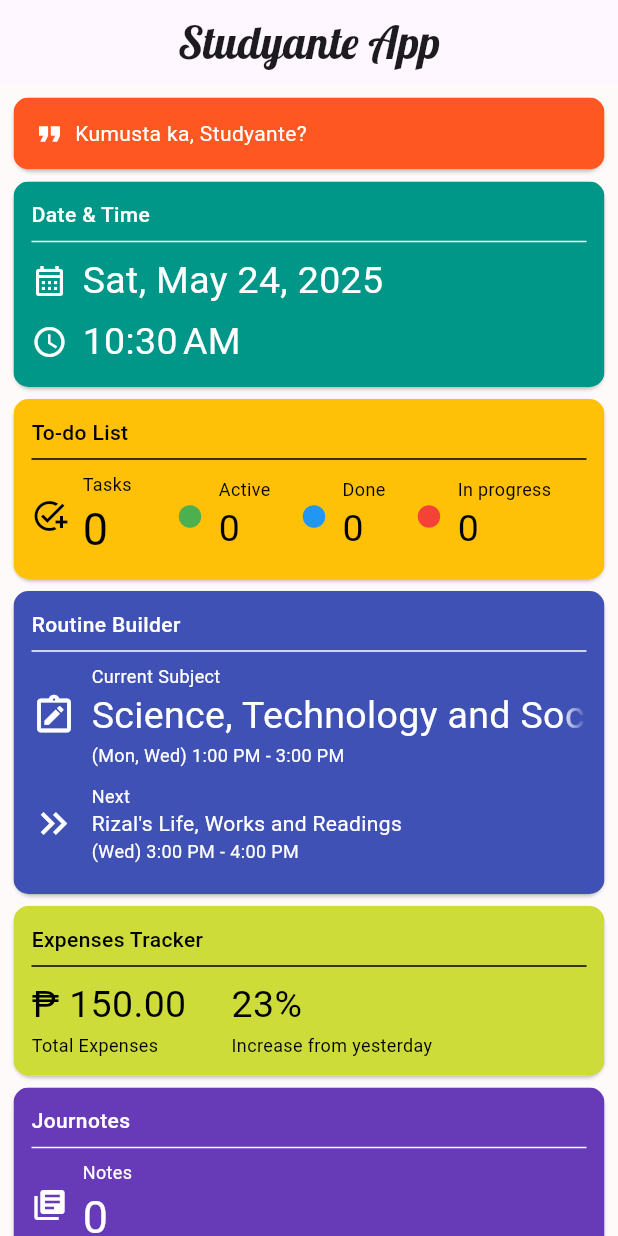
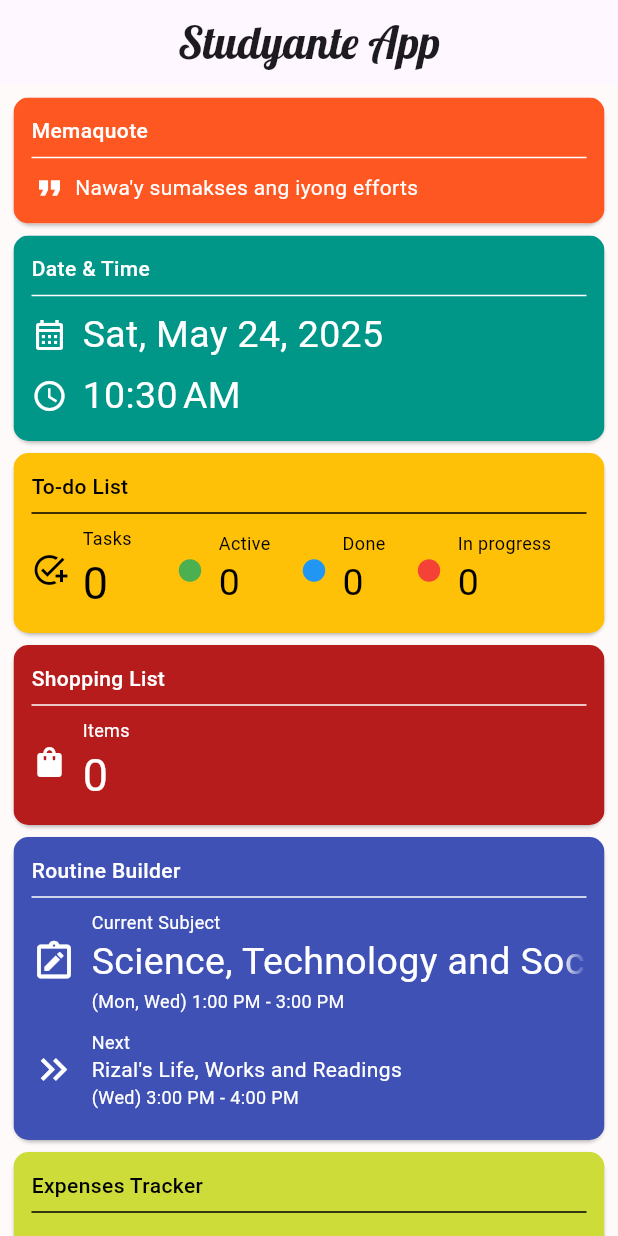
Before and after one commit to olopsc-rxaliman/studyante, a Flutter app: the screen it shows after launch, on a phone screen of 412 x 824 dp. Run offline on Flutter 3.47's test engine with Material 3 defaults, Android fonts, the phone set to English and light mode, and no system bars; our stand-ins replace animated_list_plus, hive_flutter; missing offline and left inert: keep_screen_on; accounts and stored records are empty.

Commit message:
Added shopping list, some UI fixes

```diff
--- a/lib/components/memaquote/memaquote_widget.dart
+++ b/lib/components/memaquote/memaquote_widget.dart
@@ -7,6 +7,8 @@ final List<String> memaQuotes = [
   "Kakayanin mo 'to! Ikaw pa?",
   "Keri pa ba today? Keri yan!",
   "Go lang nang go, besh!",
+  "Nawa'y sumakses ang iyong efforts",
+  "\"A person who thinks all the time has nothing to think about except thoughts.\" (Alan Watts)",
 ];
 
 class MemaQuoteWidget extends StatelessWidget {
@@ -16,6 +18,7 @@ class MemaQuoteWidget extends StatelessWidget {
   Widget build(BuildContext context) {
     return BaseWidget(
       backgroundColor: Colors.deepOrange,
+      title: "Memaquote",
       child: Row(
         children: [
           const Icon(
@@ -23,10 +26,12 @@ class MemaQuoteWidget extends StatelessWidget {
             color: Colors.white,
           ),
           const SizedBox(width: 5),
-          Text(
-            memaQuotes[Random().nextInt(memaQuotes.length)],
-            style: const TextStyle(
-              color: Colors.white,
+          Expanded(
+            child: Text(
+              memaQuotes[Random().nextInt(memaQuotes.length)],
+              style: const TextStyle(
+                color: Colors.white,
+              ),
             ),
           ),
         ],
--- a/lib/components/routinebuilder/routinebuilder_add_modify_routine.dart
+++ b/lib/components/routinebuilder/routinebuilder_add_modify_routine.dart
@@ -1,6 +1,6 @@
 import "package:flutter/material.dart";
-import "package:studyante/hive/hive_constants.dart";
-import "package:studyante/hive/hive_routinebuilder_functions.dart";
+import "package:studyante/services/hive/hive_constants.dart";
+import "package:studyante/services/hive/hive_routinebuilder_functions.dart";
 
 class RoutineBuilderAddModifyRoutinePage extends StatefulWidget {
   final Map? routine;
--- a/lib/components/routinebuilder/routinebuilder_tabview.dart
+++ b/lib/components/routinebuilder/routinebuilder_tabview.dart
@@ -1,5 +1,5 @@
 import "package:flutter/material.dart";
-import "package:studyante/hive/hive_constants.dart";
+import "package:studyante/services/hive/hive_constants.dart";
 
 class RoutineBuilderTabView extends StatelessWidget {
   final List routineList;
--- /dev/null
+++ b/lib/components/shoppinglist/shoppinglist_widget.dart
@@ -0,0 +1,71 @@
+import "dart:async";
+
+import "package:flutter/material.dart";
+import "package:studyante/components/base_widget.dart";
+import "package:studyante/pages/shoppinglist_page.dart";
+import "package:studyante/services/hive/hive_shoppinglist_functions.dart";
+
+class ShoppinglistWidget extends StatelessWidget {
+  const ShoppinglistWidget({
+    super.key,
+  });
+
+  @override
+  Widget build(BuildContext context) {
+    return StreamBuilder(
+      stream: Stream.periodic(const Duration(milliseconds: 500)),
+      builder: (context, snapshot) {
+        String shoppingItemCount =
+            ShoppingListHiveFunctions.getAllItems().length.toString();
+
+        return BaseWidget(
+          title: "Shopping List",
+          backgroundColor: Colors.red.shade900,
+          onTap: () {
+            Navigator.of(context).push(MaterialPageRoute(builder: (context) {
+              return const ShoppinglistPage();
+            }));
+          },
+          child: Wrap(
+            direction: Axis.horizontal,
+            crossAxisAlignment: WrapCrossAlignment.center,
+            spacing: 30,
+            runSpacing: 5,
+            children: [
+              IntrinsicWidth(
+                child: Row(
+                  children: [
+                    const Icon(
+                      Icons.shopping_bag,
+                      color: Colors.white,
+                    ),
+                    const SizedBox(width: 10),
+                    Column(
+                      crossAxisAlignment: CrossAxisAlignment.start,
+                      children: [
+                        const Text(
+                          "Items",
+                          style: TextStyle(
+                            fontSize: 12,
+                            color: Colors.white,
+                          ),
+                        ),
+                        Text(
+                          shoppingItemCount,
+                          style: const TextStyle(
+                            fontSize: 30,
+                            color: Colors.white,
+                          ),
+                        ),
+                      ],
+                    ),
+                  ],
+                ),
+              ),
+            ],
+          ),
+        );
+      },
+    );
+  }
+}
--- a/lib/components/todolist/todolist_add_modify_task_page.dart
+++ b/lib/components/todolist/todolist_add_modify_task_page.dart
@@ -1,6 +1,6 @@
 import "package:flutter/material.dart";
 import "package:studyante/components/base_alertdialog.dart";
-import "package:studyante/hive/hive_todolist_functions.dart";
+import "package:studyante/services/hive/hive_todolist_functions.dart";
 
 class ToDoListAddModifyTaskPage extends StatelessWidget {
   final Function() onSubmit;
--- a/lib/components/todolist/todolist_item_widget.dart
+++ b/lib/components/todolist/todolist_item_widget.dart
@@ -1,8 +1,8 @@
 import "package:flutter/material.dart";
 import "package:studyante/components/base_widget.dart";
 import "package:studyante/components/todolist/todolist_add_modify_task_page.dart";
-import "package:studyante/hive/hive_constants.dart";
-import "package:studyante/hive/hive_todolist_functions.dart";
+import "package:studyante/services/hive/hive_constants.dart";
+import "package:studyante/services/hive/hive_todolist_functions.dart";
 
 class ToDoListItemWidget extends StatelessWidget {
   final Map task;
--- a/lib/components/todolist/todolist_widget.dart
+++ b/lib/components/todolist/todolist_widget.dart
@@ -2,7 +2,7 @@ import "dart:async";
 
 import "package:flutter/material.dart";
 import "package:studyante/components/base_widget.dart";
-import "package:studyante/hive/hive_todolist_functions.dart";
+import "package:studyante/services/hive/hive_todolist_functions.dart";
 import "package:studyante/pages/todolist_page.dart";
 
 class ToDoListWidget extends StatelessWidget {
@@ -19,6 +19,8 @@ class ToDoListWidget extends StatelessWidget {
 
   @override
   Widget build(BuildContext context) {
+    double width = MediaQuery.of(context).size.width;
+
     return StreamBuilder(
       stream: Stream.periodic(const Duration(milliseconds: 500)),
       builder: (context, snapshot) {
@@ -28,11 +30,10 @@ class ToDoListWidget extends StatelessWidget {
           backgroundColor: widgetColor,
           onTap: navigateOnClick
               ? () {
-            Navigator.of(context).push(
-              MaterialPageRoute(builder: (context) {
+                  Navigator.of(context)
+                      .push(MaterialPageRoute(builder: (context) {
                     return const ToDoListPage();
-              })
-            );
+                  }));
                 }
               : null,
           child: Wrap(
@@ -44,27 +45,39 @@ class ToDoListWidget extends StatelessWidget {
               IntrinsicWidth(
                 child: Row(
                   children: [
-                    const Icon(
+                    width > 390
+                        ? const Icon(
                             Icons.add_task,
                             color: Colors.black,
-                    ),
+                          )
+                        : const SizedBox.shrink(),
                     const SizedBox(width: 10),
                     Column(
                       crossAxisAlignment: CrossAxisAlignment.start,
                       children: [
+                        Row(
+                          children: [
+                            width <= 390
+                                ? const Padding(
+                                    padding: EdgeInsets.only(right: 4),
+                                    child: Icon(
+                                      Icons.add_task,
+                                      color: Colors.black,
+                                      size: 12,
+                                    ),
+                                  )
+                                : const SizedBox.shrink(),
                             const Text(
                               "Tasks",
-                          style: TextStyle(
-                            fontSize: 12,
-                            color: Colors.black
+                              style:
+                                  TextStyle(fontSize: 12, color: Colors.black),
                             ),
+                          ],
                         ),
                         Text(
                           "${todoListSummary['taskCount']}",
                           style: const TextStyle(
-                            fontSize: 30,
-                            color: Colors.black
-                          ),
+                              fontSize: 30, color: Colors.black),
                         ),
                       ],
                     ),
@@ -76,28 +89,40 @@ class ToDoListWidget extends StatelessWidget {
                   children: [
                     Row(
                       children: [
-                        const Icon(
+                        width > 390
+                            ? const Icon(
                                 Icons.circle,
                                 color: Colors.green,
                                 size: 18,
-                        ),
+                              )
+                            : const SizedBox.shrink(),
                         const SizedBox(width: 10),
                         Column(
                           crossAxisAlignment: CrossAxisAlignment.start,
                           children: [
+                            Row(
+                              children: [
+                                width <= 390
+                                    ? const Padding(
+                                        padding: EdgeInsets.only(right: 4),
+                                        child: Icon(
+                                          Icons.circle,
+                                          color: Colors.green,
+                                          size: 8,
+                                        ),
+                                      )
+                                    : const SizedBox.shrink(),
                                 const Text(
                                   "Active",
                                   style: TextStyle(
-                                fontSize: 12,
-                                color: Colors.black
+                                      fontSize: 12, color: Colors.black),
                                 ),
+                              ],
                             ),
                             Text(
                               "${todoListSummary['activeCount']}",
                               style: const TextStyle(
-                                fontSize: 25,
-                                color: Colors.black
-                              ),
+                                  fontSize: 25, color: Colors.black),
                             ),
                           ],
                         )
@@ -106,28 +131,40 @@ class ToDoListWidget extends StatelessWidget {
                     const SizedBox(width: 20),
                     Row(
                       children: [
-                        const Icon(
+                        width > 390
+                            ? const Icon(
                                 Icons.circle,
                                 color: Colors.blue,
                                 size: 18,
-                        ),
+                              )
+                            : const SizedBox.shrink(),
                         const SizedBox(width: 10),
                         Column(
                           crossAxisAlignment: CrossAxisAlignment.start,
                           children: [
+                            Row(
+                              children: [
+                                width <= 390
+                                    ? const Padding(
+                                        padding: EdgeInsets.only(right: 4),
+                                        child: Icon(
+                                          Icons.circle,
+                                          color: Colors.blue,
+                                          size: 8,
+                                        ),
+                                      )
+                                    : const SizedBox.shrink(),
                                 const Text(
                                   "Done",
                                   style: TextStyle(
-                                fontSize: 12,
-                                color: Colors.black
+                                      fontSize: 12, color: Colors.black),
                                 ),
+                              ],
                             ),
                             Text(
                               "${todoListSummary['doneCount']}",
                               style: const TextStyle(
-                                fontSize: 25,
-                                color: Colors.black
-                              ),
+                                  fontSize: 25, color: Colors.black),
                             ),
                           ],
                         )
@@ -136,28 +173,40 @@ class ToDoListWidget extends StatelessWidget {
                     const SizedBox(width: 20),
                     Row(
                       children: [
-                        const Icon(
+                        width > 390
+                            ? const Icon(
                                 Icons.circle,
                                 color: Colors.red,
                                 size: 18,
-                        ),
+                              )
+                            : const SizedBox.shrink(),
                         const SizedBox(width: 10),
                         Column(
                           crossAxisAlignment: CrossAxisAlignment.start,
                           children: [
+                            Row(
+                              children: [
+                                width <= 390
+                                    ? const Padding(
+                                        padding: EdgeInsets.only(right: 4),
+                                        child: Icon(
+                                          Icons.circle,
+                                          color: Colors.red,
+                                          size: 8,
+                                        ),
+                                      )
+                                    : const SizedBox.shrink(),
                                 const Text(
                                   "In progress",
                                   style: TextStyle(
-                                fontSize: 12,
-                                color: Colors.black
+                                      fontSize: 12, color: Colors.black),
                                 ),
+                              ],
                             ),
                             Text(
                               "${todoListSummary['inProgressCount']}",
                               style: const TextStyle(
-                                fontSize: 25,
-                                color: Colors.black
-                              ),
+                                  fontSize: 25, color: Colors.black),
                             ),
                           ],
                         )
--- a/lib/main.dart
+++ b/lib/main.dart
@@ -1,6 +1,6 @@
 import 'package:flutter/material.dart';
 import 'package:hive_flutter/hive_flutter.dart';
-import 'package:studyante/hive/hive_constants.dart';
+import 'package:studyante/services/hive/hive_constants.dart';
 import 'package:studyante/pages/home_page.dart';
 
 void main() async {
@@ -8,6 +8,7 @@ void main() async {
   await Hive.initFlutter();
   await Hive.openBox(todoListBoxName);
   await Hive.openBox(routineListBoxName);
+  await Hive.openBox(shoppingListBoxName);
   runApp(const StudyanteApp());
 }
 
--- a/lib/pages/home_page.dart
+++ b/lib/pages/home_page.dart
@@ -4,6 +4,7 @@ import "package:studyante/components/expensestracker/expensestracker_widget.dart
 import "package:studyante/components/journotes/journotes_widget.dart";
 import "package:studyante/components/memaquote/memaquote_widget.dart";
 import "package:studyante/components/routinebuilder/routinebuilder_widget.dart";
+import "package:studyante/components/shoppinglist/shoppinglist_widget.dart";
 import "package:studyante/components/todolist/todolist_widget.dart";
 
 class HomePage extends StatelessWidget {
@@ -34,6 +35,7 @@ class HomePage extends StatelessWidget {
             widgetColor: Colors.amber,
             navigateOnClick: true,
           ),
+          ShoppinglistWidget(),
           RoutineBuilderWidget(),
           ExpensesTrackerWidget(),
           JournotesWidget(),
--- a/lib/pages/routinebuilder_page.dart
+++ b/lib/pages/routinebuilder_page.dart
@@ -2,7 +2,7 @@ import "package:flutter/material.dart";
 import "package:intl/intl.dart";
 import "package:studyante/components/routinebuilder/routinebuilder_add_modify_routine.dart";
 import "package:studyante/components/routinebuilder/routinebuilder_tabview.dart";
-import "package:studyante/hive/hive_routinebuilder_functions.dart";
+import "package:studyante/services/hive/hive_routinebuilder_functions.dart";
 
 class RoutineBuilderPage extends StatefulWidget {
   const RoutineBuilderPage({super.key});
--- a/lib/pages/todolist_page.dart
+++ b/lib/pages/todolist_page.dart
@@ -5,8 +5,8 @@ import "package:studyante/components/base_alertdialog.dart";
 import "package:studyante/components/todolist/todolist_add_modify_task_page.dart";
 import "package:studyante/components/todolist/todolist_item_widget.dart";
 import "package:studyante/components/todolist/todolist_widget.dart";
-import "package:studyante/hive/hive_constants.dart";
-import "package:studyante/hive/hive_todolist_functions.dart";
+import "package:studyante/services/hive/hive_constants.dart";
+import "package:studyante/services/hive/hive_todolist_functions.dart";
 
 class ToDoListPage extends StatefulWidget {
   const ToDoListPage({super.key});
--- a/lib/hive/hive_constants.dart
+++ b/lib/services/hive/hive_constants.dart
@@ -1,6 +1,7 @@
 // Box Names
 const todoListBoxName = "todolist";
 const routineListBoxName = "routines";
+const shoppingListBoxName = "shoppinglist";
 
 // Status Enumeration
 enum TaskStatus {
@@ -8,6 +9,7 @@ enum TaskStatus {
   active,
   done,
 }
+
 enum RoutineType {
   misc,
   school,
--- a/lib/hive/hive_routinebuilder_functions.dart
+++ b/lib/services/hive/hive_routinebuilder_functions.dart
@@ -1,5 +1,5 @@
 import "package:hive_flutter/hive_flutter.dart";
-import "package:studyante/hive/hive_constants.dart";
+import "package:studyante/services/hive/hive_constants.dart";
 
 class RoutineBuilderHiveFunctions {
   static final routineBuilderBox = Hive.box(routineListBoxName);
--- /dev/null
+++ b/lib/services/hive/hive_shoppinglist_functions.dart
@@ -0,0 +1,31 @@
+import 'package:hive_flutter/hive_flutter.dart';
+import 'package:studyante/services/hive/hive_constants.dart';
+
+class ShoppingListHiveFunctions {
+  static final shoppingListBox = Hive.box(shoppingListBoxName);
+
+  // Add
+  static Future<void> addItem({
+    required String name,
+  }) =>
+      shoppingListBox.add({
+        'name': name,
+      });
+
+  // Retrieve
+  static List getAllItems() => shoppingListBox.keys.map((key) {
+        final data = shoppingListBox.get(key);
+        return {
+          ...data,
+          'key': key,
+        };
+      }).toList();
+
+  // Delete
+  static Future<void> deleteItem({
+    required int key,
+  }) =>
+      shoppingListBox.delete(key);
+  static Future<void> deleteAllItems() =>
+      shoppingListBox.deleteAll(shoppingListBox.keys);
+}
--- a/lib/hive/hive_todolist_functions.dart
+++ b/lib/services/hive/hive_todolist_functions.dart
@@ -1,5 +1,5 @@
 import "package:hive_flutter/hive_flutter.dart";
-import "package:studyante/hive/hive_constants.dart";
+import "package:studyante/services/hive/hive_constants.dart";
 
 class ToDoListHiveFunctions {
   static final todoListBox = Hive.box(todoListBoxName);
```
Also changed, not shown: lib/pages/shoppinglist_page.dart (added, +165 -0 lines). Lines whose indentation alone changed are shown as unchanged.
